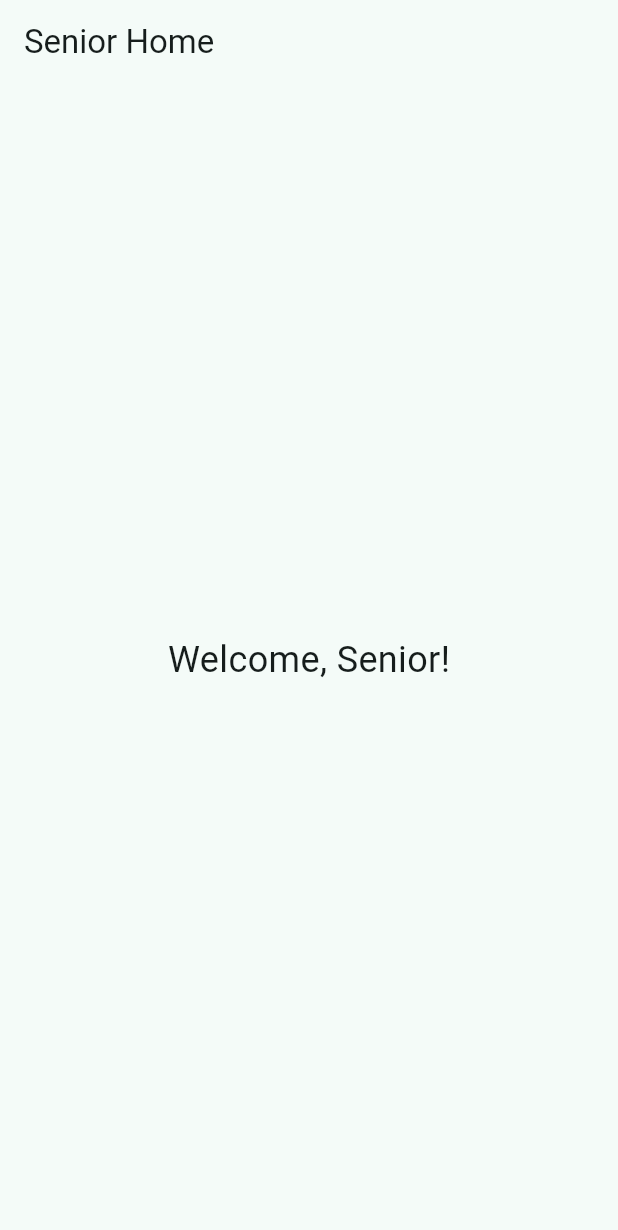
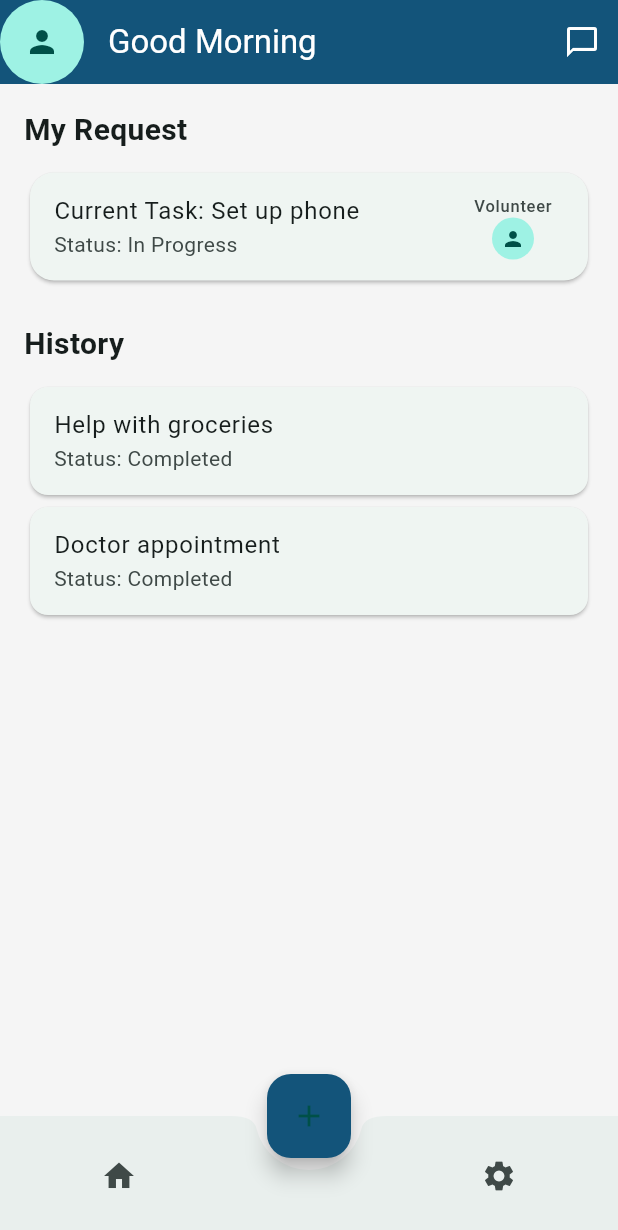
Before and after one commit to jaygohel109/Wildhack25, a Flutter app: the SeniorHomePage screen opened directly, on a phone screen of 412 x 824 dp. Shown: the top 1230 px of the screen. Run offline on Flutter 3.47's test engine with Material 3 defaults, Android fonts, the phone set to English and light mode, and no system bars.

Commit message:
feat: enhance SeniorHomePage layout and add history card functionality

```diff
--- a/frontend_app/lib/senior_home.dart
+++ b/frontend_app/lib/senior_home.dart
@@ -1,4 +1,3 @@
-// senior_home.dart
 import 'package:flutter/material.dart';
 
 class SeniorHomePage extends StatelessWidget {
@@ -7,8 +6,86 @@ class SeniorHomePage extends StatelessWidget {
   @override
   Widget build(BuildContext context) {
     return Scaffold(
-      appBar: AppBar(title: const Text("Senior Home")),
-      body: const Center(child: Text("Welcome, Senior!", style: TextStyle(fontSize: 24))),
+      backgroundColor: Colors.grey[100],
+      appBar: AppBar(
+        leading: const CircleAvatar(child: Icon(Icons.person)),
+        title: const Text("Good Morning"),
+        actions: [
+          IconButton(
+            icon: const Icon(Icons.chat_bubble_outline),
+            onPressed: () {
+              // Navigate to messages
+            },
+          ),
+        ],
+        backgroundColor: const Color(0xFF13547A),
+        foregroundColor: Colors.white,
+        elevation: 0,
+      ),
+      body: Padding(
+        padding: const EdgeInsets.all(16),
+        child: ListView(
+          children: [
+            const Text(
+              "My Request",
+              style: TextStyle(fontSize: 20, fontWeight: FontWeight.bold),
+            ),
+            const SizedBox(height: 10),
+            Card(
+              shape: RoundedRectangleBorder(borderRadius: BorderRadius.circular(16)),
+              child: ListTile(
+                title: const Text("Current Task: Set up phone"),
+                subtitle: const Text("Status: In Progress"),
+                trailing: const Column(
+                  mainAxisAlignment: MainAxisAlignment.center,
+                  children: [
+                    Text("Volunteer"),
+                    CircleAvatar(radius: 14, child: Icon(Icons.person, size: 16)),
+                  ],
+                ),
+              ),
+            ),
+            const SizedBox(height: 24),
+            const Text(
+              "History",
+              style: TextStyle(fontSize: 20, fontWeight: FontWeight.bold),
+            ),
+            const SizedBox(height: 10),
+            _buildHistoryCard("Help with groceries", "Completed"),
+            _buildHistoryCard("Doctor appointment", "Completed"),
+          ],
+        ),
+      ),
+      bottomNavigationBar: BottomAppBar(
+        shape: const CircularNotchedRectangle(),
+        notchMargin: 8,
+        child: Row(
+          mainAxisAlignment: MainAxisAlignment.spaceAround,
+          children: [
+            IconButton(icon: const Icon(Icons.home), onPressed: () {}),
+            const SizedBox(width: 48), // space for FAB
+            IconButton(icon: const Icon(Icons.settings), onPressed: () {}),
+          ],
+        ),
+      ),
+      floatingActionButtonLocation: FloatingActionButtonLocation.centerDocked,
+      floatingActionButton: FloatingActionButton(
+        onPressed: () {
+          // Navigate to new request form
+        },
+        child: const Icon(Icons.add),
+        backgroundColor: const Color(0xFF13547A),
+      ),
+    );
+  }
+
+  Widget _buildHistoryCard(String title, String status) {
+    return Card(
+      shape: RoundedRectangleBorder(borderRadius: BorderRadius.circular(12)),
+      child: ListTile(
+        title: Text(title),
+        subtitle: Text("Status: $status"),
+      ),
     );
   }
 }
```
Also changed, not shown: frontend_app/lib/signin.dart (line endings or trailing spaces).
